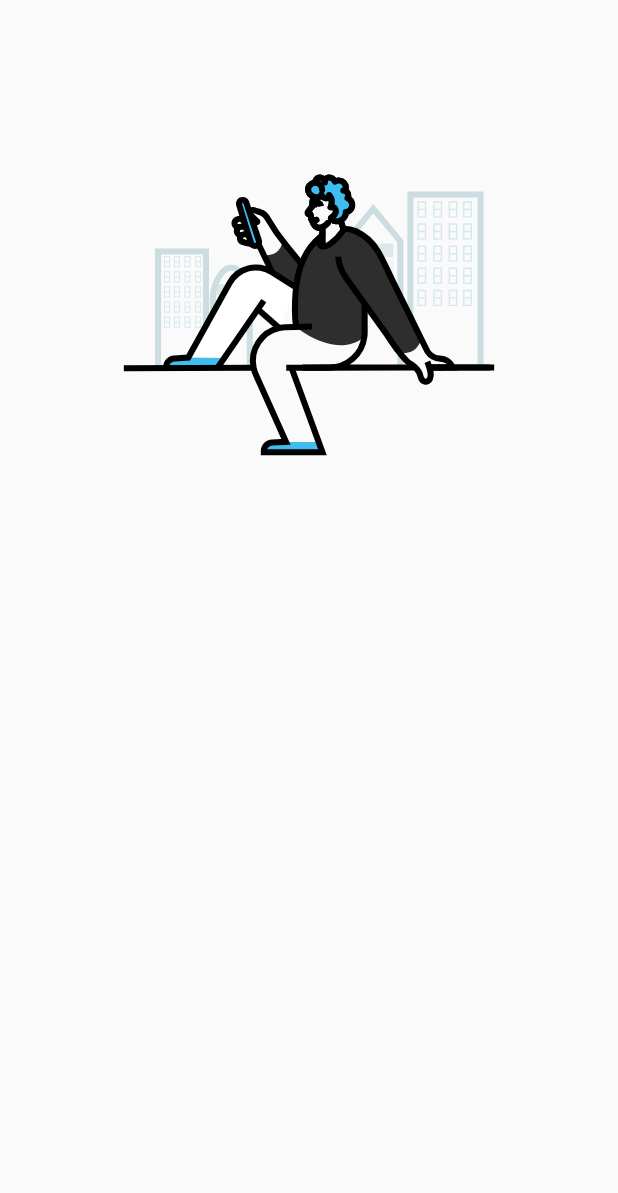
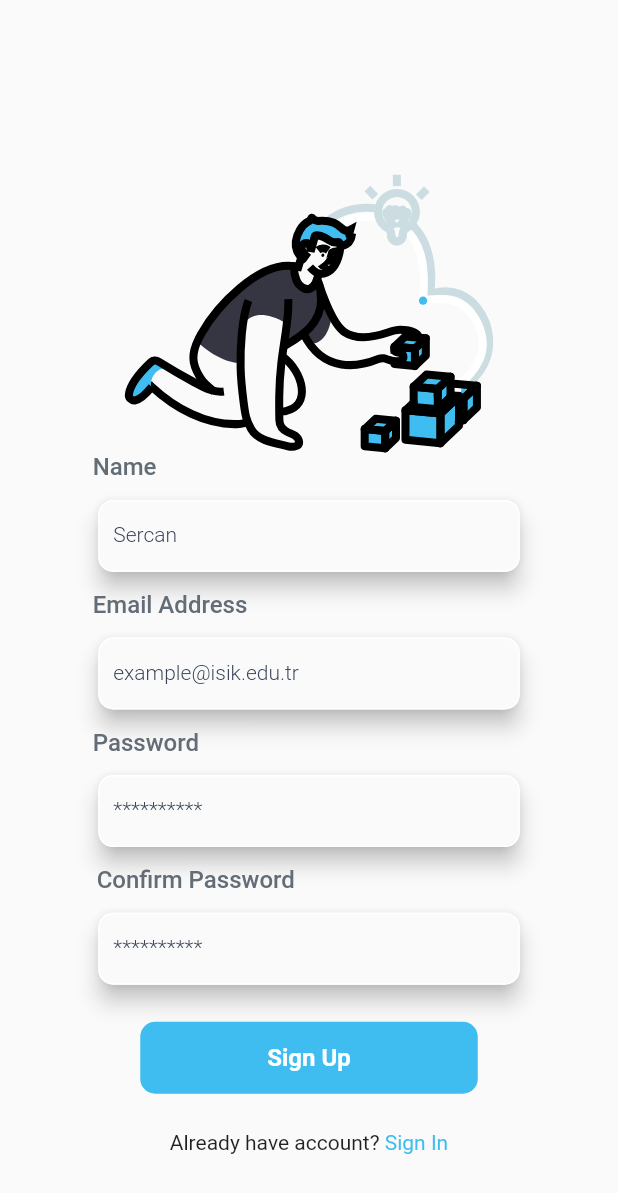
Before and after one commit to sercan45329/CampusGo, a Flutter app: the screen it shows after launch, on a phone screen of 412 x 824 dp. Shown: the top 1193 px of the screen. Run offline on Flutter 3.47's test engine with Material 2 defaults, Android fonts, the phone set to English and light mode, and no system bars; our stand-ins replace flutter_svg.

Commit message:
ADD: my_colorsçdart added and some updates are done

```diff
--- /dev/null
+++ b/campus_go/lib/data/constants/my_colors.dart
@@ -0,0 +1,6 @@
+import 'dart:ui';
+
+class MyColors {
+  static Color registerPageBackground = Color.fromRGBO(244, 245, 249, 1);
+  static Color applicationMustUsedBlue = Color.fromRGBO(63, 189, 241, 1);
+}
--- a/campus_go/lib/main.dart
+++ b/campus_go/lib/main.dart
@@ -1,4 +1,5 @@
 import 'package:campus_go/presentation/pages/home_page.dart';
+import 'package:campus_go/presentation/pages/registration_page.dart';
 import 'package:flutter/material.dart';
 
 void main() {
@@ -12,7 +13,7 @@ class MainApp extends StatelessWidget {
   Widget build(BuildContext context) {
     return const MaterialApp(
       debugShowCheckedModeBanner: false,
-      home: HomePage(),
+      home: RegistrationPage(),
     );
   }
 }
--- /dev/null
+++ b/campus_go/lib/presentation/pages/registration_page.dart
@@ -0,0 +1,183 @@
+import 'package:campus_go/data/constants/my_colors.dart';
+import 'package:campus_go/data/constants/phone_screen.dart';
+import 'package:flutter/material.dart';
+import 'package:flutter/src/widgets/framework.dart';
+import 'package:flutter/src/widgets/placeholder.dart';
+import 'package:flutter_svg/flutter_svg.dart';
+
+class RegistrationPage extends StatefulWidget {
+  const RegistrationPage({super.key});
+
+  @override
+  State<RegistrationPage> createState() => _RegistrationPageState();
+}
+
+class _RegistrationPageState extends State<RegistrationPage> {
+  @override
+  Widget build(BuildContext context) {
+    final myHeightSizedBox = SizedBox(
+      height: context.Screenheight * 0.015,
+    );
+
+    return Scaffold(
+      body: Column(
+        mainAxisAlignment: MainAxisAlignment.start,
+        children: [
+          RegisterPagePicture(context),
+          Row(
+            children: [
+              SizedBox(
+                width: context.Screenwidth * 0.15,
+              ),
+              Align(
+                child: Text('Name',
+                    style: TextStyle(
+                        color: Color.fromRGBO(99, 109, 119, 1),
+                        fontSize: 16,
+                        fontWeight: FontWeight.w500)),
+                alignment: Alignment.centerLeft,
+              ),
+            ],
+          ),
+          myHeightSizedBox,
+          Padding(
+            padding:
+                EdgeInsets.symmetric(horizontal: context.Screenwidth * 0.159),
+            child: MyTextField('Sercan'),
+          ),
+          myHeightSizedBox,
+          Row(
+            children: [
+              SizedBox(
+                width: context.Screenwidth * 0.15,
+              ),
+              Align(
+                child: Text('Email Address',
+                    style: TextStyle(
+                        color: Color.fromRGBO(99, 109, 119, 1),
+                        fontSize: 16,
+                        fontWeight: FontWeight.w500)),
+                alignment: Alignment.centerLeft,
+              ),
+            ],
+          ),
+          myHeightSizedBox,
+          Padding(
+            padding:
+                EdgeInsets.symmetric(horizontal: context.Screenwidth * 0.159),
+            child: MyTextField('example@isik.edu.tr'),
+          ),
+          myHeightSizedBox,
+          Row(
+            children: [
+              SizedBox(
+                width: context.Screenwidth * 0.15,
+              ),
+              Align(
+                child: Text('Password',
+                    style: TextStyle(
+                        color: Color.fromRGBO(99, 109, 119, 1),
+                        fontSize: 16,
+                        fontWeight: FontWeight.w500)),
+                alignment: Alignment.centerLeft,
+              ),
+            ],
+          ),
+          myHeightSizedBox,
+          Padding(
+            padding:
+                EdgeInsets.symmetric(horizontal: context.Screenwidth * 0.159),
+            child: MyTextField('**********'),
+          ),
+          myHeightSizedBox,
+          Row(
+            children: [
+              SizedBox(
+                width: context.Screenwidth * 0.1564,
+              ),
+              Align(
+                child: Text('Confirm Password',
+                    style: TextStyle(
+                        color: Color.fromRGBO(99, 109, 119, 1),
+                        fontSize: 16,
+                        fontWeight: FontWeight.w500)),
+                alignment: Alignment.centerLeft,
+              ),
+            ],
+          ),
+          myHeightSizedBox,
+          Padding(
+            padding:
+                EdgeInsets.symmetric(horizontal: context.Screenwidth * 0.159),
+            child: MyTextField('**********'),
+          ),
+          SizedBox(
+            height: context.Screenheight * 0.030,
+          ),
+          signUpButton(),
+          SizedBox(
+            height: context.Screenheight * 0.030,
+          ),
+          Row(
+            mainAxisAlignment: MainAxisAlignment.center,
+            children: [
+              const Text("Already have account? "),
+              Text('Sign In',
+                  style: TextStyle(color: MyColors.applicationMustUsedBlue))
+            ],
+          )
+        ],
+      ),
+    );
+  }
+
+  InkWell signUpButton() {
+    return InkWell(
+      child: Container(
+        decoration: BoxDecoration(
+          borderRadius: BorderRadius.circular(10),
+          color: MyColors.applicationMustUsedBlue,
+        ),
+        alignment: Alignment.center,
+        height: 48,
+        width: 225,
+        child: const Text(
+          'Sign Up',
+          style: TextStyle(
+              color: Colors.white, fontSize: 16, fontWeight: FontWeight.w600),
+        ),
+      ),
+    );
+  }
+
+  Container RegisterPagePicture(BuildContext context) {
+    return Container(
+      margin: EdgeInsets.only(top: context.Screenheight * .14),
+      child: SvgPicture.asset(
+        'assets/images/register_page_pic.svg',
+        width: context.Screenwidth * .6,
+      ),
+    );
+  }
+
+  Material MyTextField(String label) {
+    return Material(
+      elevation: 6,
+      borderRadius: BorderRadius.circular(10),
+      child: TextField(
+        decoration: InputDecoration(
+          labelStyle: TextStyle(
+              color: Color.fromRGBO(54, 67, 86, 1),
+              fontSize: 14,
+              fontWeight: FontWeight.w300),
+          labelText: label,
+          enabledBorder: OutlineInputBorder(
+              borderSide: BorderSide(color: Colors.white),
+              borderRadius: BorderRadius.circular(10)),
+
+          contentPadding: EdgeInsets.symmetric(horizontal: 10), // <-- SEE HERE
+        ),
+      ),
+    );
+  }
+}
```
Also changed, not shown: campus_go/assets/images/register_page_pic.svg (added).
